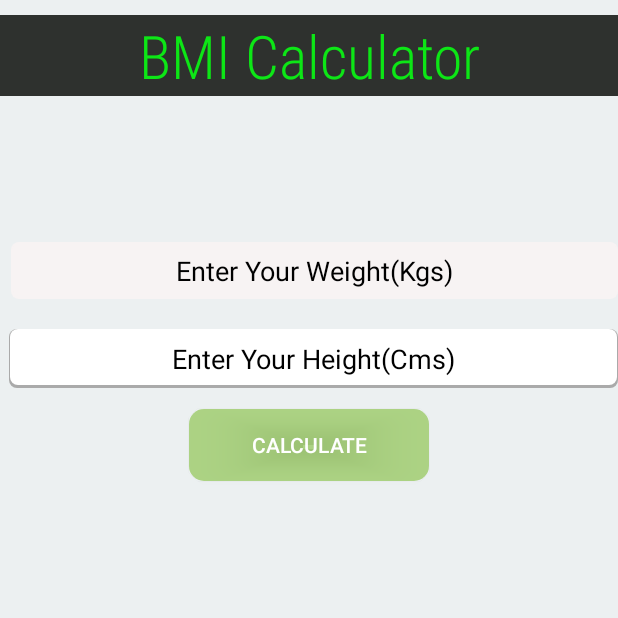
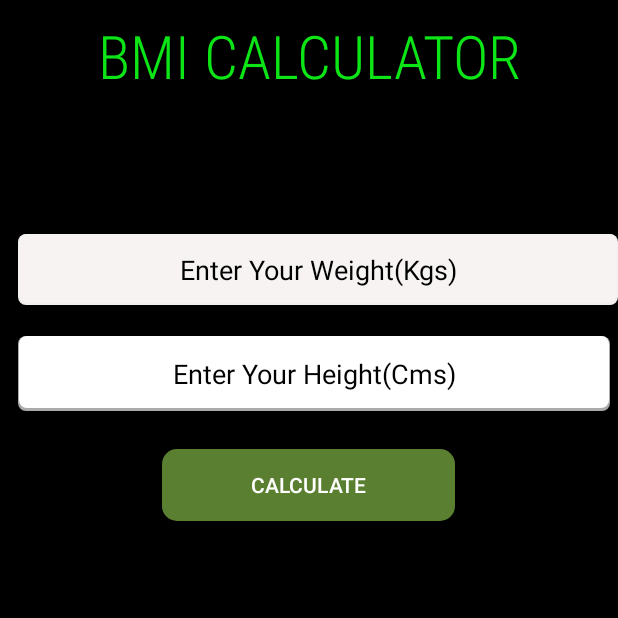
Before and after one commit to surajkamblesk/DailyOneAppChallenge, an Android app: the screen it shows after launch (MainActivity), on a phone screen of 412 x 824 dp, the top half of it. Run offline under Robolectric (Android 15) with nearby library versions, the phone set to English and light mode, and no system bars; our stand-ins replace AdMob; Roboto replaces fonts that are not available here.

Commit message:
done, changed the bg color and final adjustments

```diff
--- a/BMI_Calculator/app/src/main/java/com/deepconnect/bmi_calculator/MainActivity.java
+++ b/BMI_Calculator/app/src/main/java/com/deepconnect/bmi_calculator/MainActivity.java
@@ -89,7 +89,8 @@ public class MainActivity extends AppCompatActivity {
             }
 
             Intent intent = new Intent(MainActivity.this, ResultsActivity.class);
-            String str_bmi = Double.toString(bmi);
+            int int_bmi = (int) Math.round(bmi);
+            String str_bmi = Double.toString(int_bmi);
             intent.putExtra("bmi_value", str_bmi);
             Toast.makeText(MainActivity.this, " " + bmi, Toast.LENGTH_SHORT).show();
             intent.putExtra("Final_answer", ans);
--- a/BMI_Calculator/app/src/main/java/com/deepconnect/bmi_calculator/ResultsActivity.java
+++ b/BMI_Calculator/app/src/main/java/com/deepconnect/bmi_calculator/ResultsActivity.java
@@ -40,7 +40,7 @@ public class ResultsActivity extends AppCompatActivity {
 
         }
 
-        Bmi_tv.setText(bmi_value);
+        Bmi_tv.setText(bmi_value );
         FinalAnswer_tv.setText(final_answer);
 
 
--- a/BMI_Calculator/app/src/main/res/layout/activity_main.xml
+++ b/BMI_Calculator/app/src/main/res/layout/activity_main.xml
@@ -4,7 +4,7 @@
     xmlns:tools="http://schemas.android.com/tools"
     android:layout_width="match_parent"
     android:layout_height="match_parent"
-    android:background="#ecf0f1"
+    android:background="#000000"
     tools:context=".MainActivity">
 
     <TextView
@@ -12,27 +12,27 @@
         android:layout_width="match_parent"
         android:layout_height="wrap_content"
         android:layout_marginTop="10dp"
-        android:background="#0C44E9"
-        android:backgroundTint="#2E312E"
+
+
         android:fontFamily="sans-serif-condensed-light"
-        android:text="BMI Calculator"
+        android:text="BMI CALCULATOR"
         android:textAlignment="center"
         android:textColor="#0DE616"
         android:textSize="40dp" />
 
 
-
     <EditText
         android:id="@+id/ET_weight"
         android:layout_width="match_parent"
-        android:layout_height="38dp"
+
+        android:layout_height="47dp"
         android:layout_alignParentStart="true"
         android:layout_alignParentTop="true"
 
         android:layout_centerInParent="true"
-        android:layout_marginStart="7dp"
+        android:layout_marginStart="12dp"
         android:layout_marginLeft="5dp"
-        android:layout_marginTop="161dp"
+        android:layout_marginTop="156dp"
         android:background="@drawable/field_style"
         android:backgroundTint="#FAF7F3F3"
         android:hint="Enter Your Weight(Kgs)"
@@ -40,17 +40,18 @@
         android:textColor="@android:color/background_light"
         android:textColorHint="@android:color/background_dark" />
 
-
     <EditText
         android:id="@+id/ET_height"
-        android:layout_width="match_parent"
-        android:layout_height="39dp"
+        android:layout_width="395dp"
+        android:layout_height="50dp"
         android:layout_alignParentStart="true"
         android:layout_alignParentTop="true"
+        android:layout_alignParentEnd="true"
         android:layout_centerInParent="true"
-        android:layout_marginStart="6dp"
+        android:layout_marginStart="12dp"
         android:layout_marginLeft="5dp"
-        android:layout_marginTop="219dp"
+        android:layout_marginTop="224dp"
+        android:layout_marginEnd="5dp"
         android:background="@drawable/field_style"
         android:hint="Enter Your Height(Cms)"
         android:textAlignment="center"
@@ -59,11 +60,11 @@
 
     <Button
         android:id="@+id/btn_calculate"
-        android:layout_width="160dp"
+        android:layout_width="195dp"
         android:layout_height="wrap_content"
         android:layout_alignBottom="@id/ET_height"
         android:layout_centerInParent="true"
-        android:layout_marginBottom="-62dp"
+        android:layout_marginBottom="-73dp"
         android:background="@drawable/button_style"
         android:backgroundTint="#A68BC34A"
         android:text="Calculate" />
--- a/BMI_Calculator/app/src/main/res/layout/activity_results.xml
+++ b/BMI_Calculator/app/src/main/res/layout/activity_results.xml
@@ -4,6 +4,7 @@
     xmlns:tools="http://schemas.android.com/tools"
     android:layout_width="match_parent"
     android:layout_height="match_parent"
+    android:background="#000000"
     tools:context=".ResultsActivity"
     tools:ignore="ExtraText">
 
```
